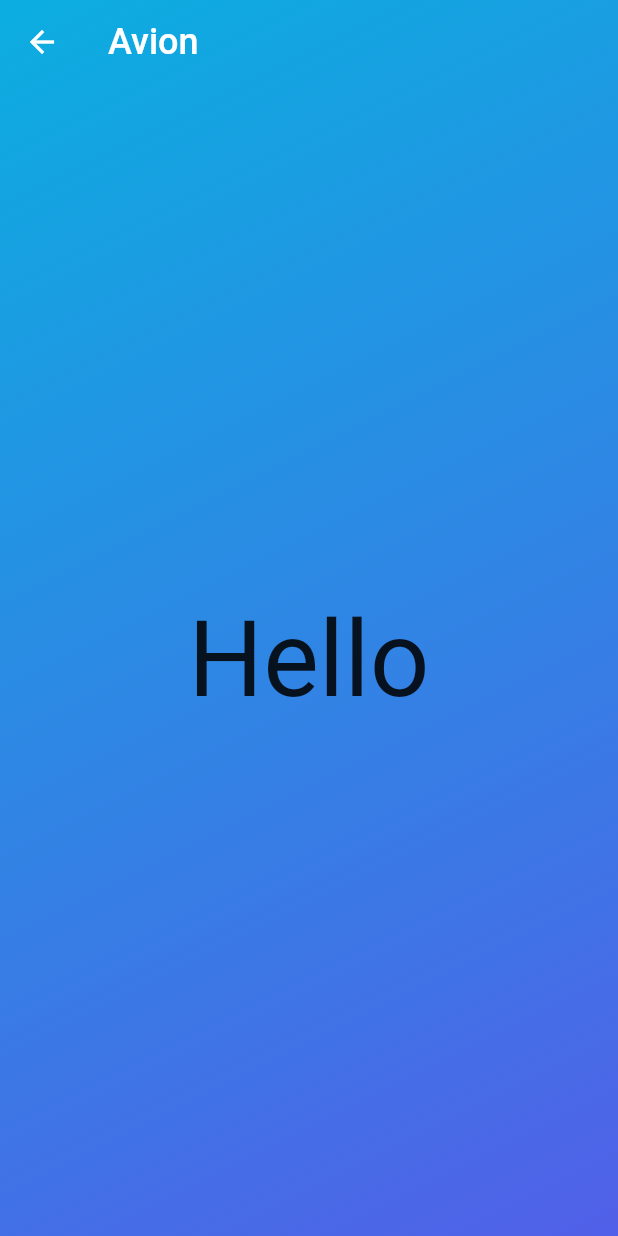
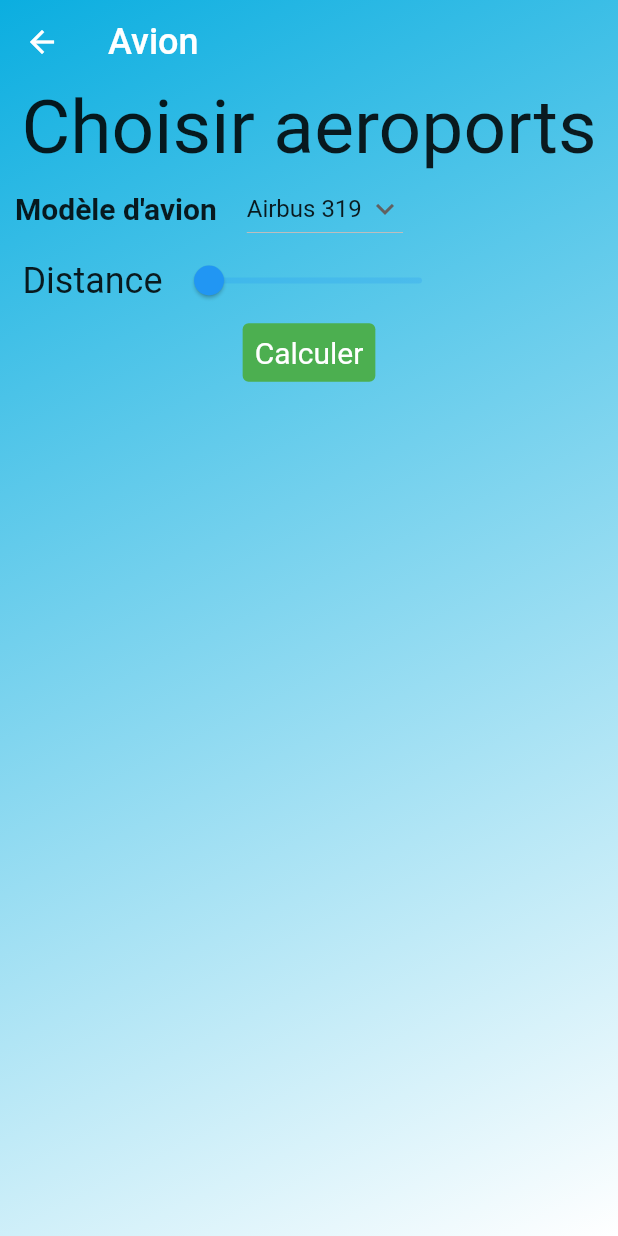
Before and after one commit to MohamedKhalilHermassi/MobileApp, a Flutter app: the Avion screen opened directly, on a phone screen of 412 x 824 dp. Run offline on Flutter 3.47's test engine with Material 2 defaults, Android fonts, the phone set to English and light mode, and no system bars; our stand-ins replace google_fonts; Roboto replaces fonts that are missing (Abel).

Commit message:
Avion
Avion

```diff
--- a/lib/Screens/avion.dart
+++ b/lib/Screens/avion.dart
@@ -1,3 +1,4 @@
+import 'package:app/Screens/result.dart';
 import 'package:flutter/material.dart';
 import 'package:flutter/src/foundation/key.dart';
 import 'package:flutter/src/widgets/framework.dart';
@@ -11,6 +12,18 @@ class Avion extends StatefulWidget {
 }
 
 class _AvionState extends State<Avion> {
+  final depController = TextEditingController();
+  final desController = TextEditingController();
+  String dropdownvalue = 'Airbus 319';
+  double _value = 6;
+  // List of items in our dropdown menu
+  var items = [
+    'Airbus 320',
+    'Airbus 330',
+    'Airbus 319',
+    'Boeing 737',
+    'Boeing 777',
+  ];
   @override
   Widget build(BuildContext context) {
     return Container(
@@ -20,7 +33,7 @@ class _AvionState extends State<Avion> {
               end: Alignment.bottomRight,
               colors: [
             Color.fromARGB(255, 11, 174, 224),
-            Color.fromARGB(255, 81, 96, 232)
+            Color.fromARGB(255, 255, 255, 255)
           ])),
       child: Scaffold(
           // By defaut, Scaffold background is white
@@ -35,11 +48,132 @@ class _AvionState extends State<Avion> {
             ),
           ),
           body: Center(
-            child: Text(
-              'Hello',
-              style: GoogleFonts.abel(fontSize: 70),
+            child: Column(
+              children: [
+                Text(
+                  'Choisir aeroports',
+                  style: GoogleFonts.abel(fontSize: 50),
+                ),
+                /*  Padding(
+                  padding: const EdgeInsets.symmetric(horizontal: 25),
+                  child: TextField(
+                    controller: depController,
+                    decoration: InputDecoration(
+                        icon: Icon(Icons.airplane_ticket),
+                        border: InputBorder.none,
+                        labelText: 'Airport',
+                        hintText: 'Depart'),
+                  ),
+                ),
+                SizedBox(
+                  height: 0,
+                ),
+                Padding(
+                  padding: const EdgeInsets.symmetric(horizontal: 25),
+                  child: TextField(
+                    controller: desController,
+                    decoration: InputDecoration(
+                        icon: Icon(Icons.airplane_ticket, color: Colors.green),
+                        border: InputBorder.none,
+                        labelText: 'Airport',
+                        hintText: 'Destination'),
+                  ),
+                ), */
+                Row(
+                  children: [
+                    SizedBox(
+                      width: 10,
+                    ),
+                    Text(
+                      'Modèle d\'avion',
+                      style: GoogleFonts.abel(
+                          fontSize: 20, fontWeight: FontWeight.bold),
+                    ),
+                    SizedBox(
+                      width: 20,
+                    ),
+                    DropdownButton(
+                      dropdownColor: Colors.blue,
+
+                      // Initial Value
+                      value: dropdownvalue,
+
+                      // Down Arrow Icon
+                      icon: const Icon(Icons.keyboard_arrow_down),
+
+                      // Array list of items
+                      items: items.map((String items) {
+                        return DropdownMenuItem(
+                          value: items,
+                          child: Text(items),
+                        );
+                      }).toList(),
+                      // After selecting the desired option,it will
+                      // change button value to selected value
+                      onChanged: (String? newValue) {
+                        setState(() {
+                          dropdownvalue = newValue!;
+                        });
+                      },
+                    ),
+                  ],
+                ),
+                Row(
+                  children: [
+                    SizedBox(
+                      width: 15,
+                    ),
+                    Text('Distance', style: GoogleFonts.abel(fontSize: 24)),
+                    SizedBox(
+                      width: 5,
+                    ),
+                    Slider(
+                      min: 0.0,
+                      max: 20000.0,
+                      value: _value,
+                      divisions: 100,
+                      label: '${_value.round()}',
+                      onChanged: (value) {
+                        setState(() {
+                          _value = value;
+                        });
+                      },
+                    ),
+                  ],
+                ),
+                TextButton(
+                  style: TextButton.styleFrom(
+                    backgroundColor: Colors.green,
+                    textStyle:
+                        const TextStyle(fontSize: 20, color: Colors.white),
+                  ),
+                  onPressed: () {
+                    Navigator.push(
+                      context,
+                      MaterialPageRoute(builder: (context) => const Result()),
+                    );
+                  },
+                  child:
+                      Text('Calculer', style: TextStyle(color: Colors.white)),
+                ),
+              ],
             ),
           )),
     );
   }
+
+  void Calculer() {
+    if (desController.text.isNotEmpty && depController.text.isNotEmpty) {
+      Navigator.push(
+        context,
+        MaterialPageRoute(builder: (context) => const Result()),
+      );
+      print('$_value');
+    } else {
+      ScaffoldMessenger.of(context).showSnackBar(SnackBar(
+          backgroundColor: Colors.red,
+          content: Text("Veuillez remplir tous les champs")));
+      print('empty');
+    }
+  }
 }
--- a/pubspec.yaml
+++ b/pubspec.yaml
@@ -59,8 +59,8 @@ flutter:
   uses-material-design: true
 
   # To add assets to your application, add an assets section, like this:
-  # assets:
-  #   - images/a_dot_burr.jpeg
+  assets:
+    - images/
   #   - images/a_dot_ham.jpeg
 
   # An image asset can refer to one or more resolution-specific "variants", see
```
Also changed, not shown: lib/Screens/result.dart (added, +22 -0 lines), lib/main.dart (+21 -19 lines).
